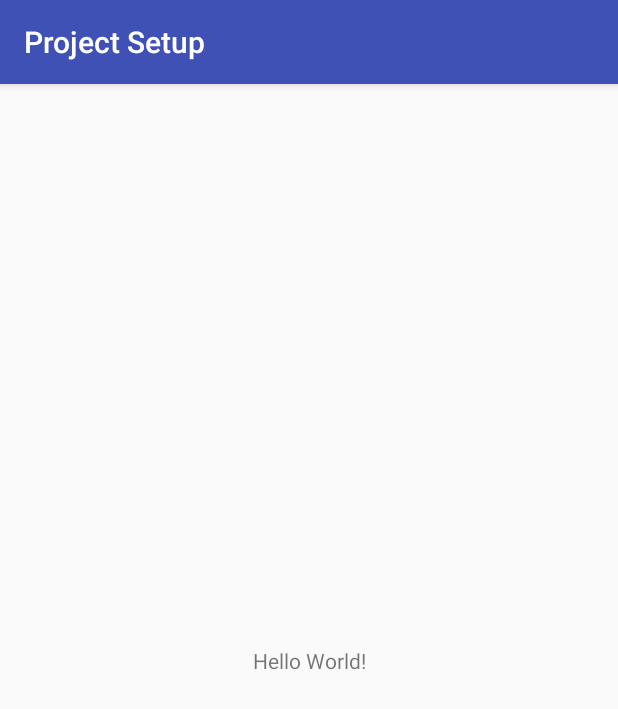
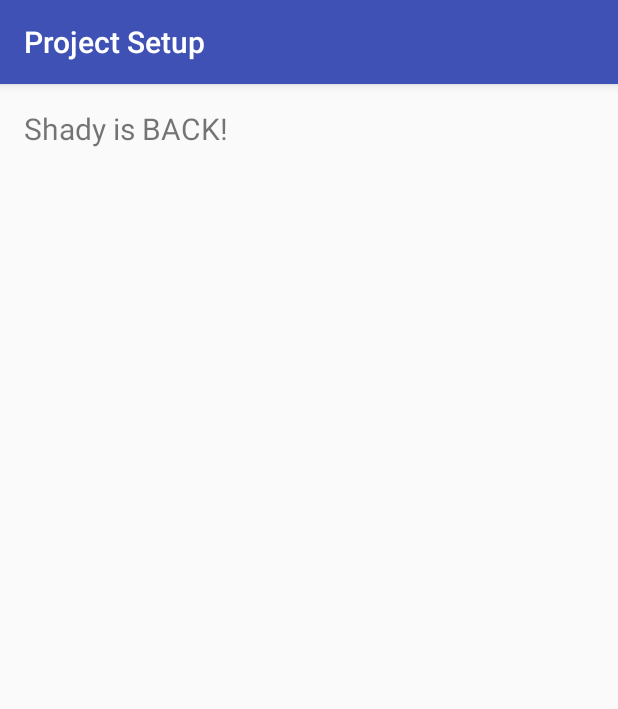
Before and after one commit to SKundu1998/T01_TheToysApp, an Android app: the screen it shows after launch (MainActivity), on a phone screen of 412 x 824 dp. Shown: the top 709 px of the screen. Run offline under Robolectric (Android 15) with nearby library versions, the phone set to English and light mode, and no system bars.

Commit message:
Solved T01.01

```diff
--- a/T01.01-Exercise-CreateLayout/app/build.gradle
+++ b/T01.01-Exercise-CreateLayout/app/build.gradle
@@ -22,6 +22,4 @@ dependencies {
     compile fileTree(dir: 'libs', include: ['*.jar'])
     compile 'com.android.support:appcompat-v7:25.1.0'
 
-    // TODO (7) Remove the ConstraintLayout dependency as we aren't using it for these simple projects
-    compile 'com.android.support.constraint:constraint-layout:1.0.0-beta4'
 }
--- a/T01.01-Exercise-CreateLayout/app/src/main/res/layout/activity_main.xml
+++ b/T01.01-Exercise-CreateLayout/app/src/main/res/layout/activity_main.xml
@@ -14,27 +14,19 @@
      See the License for the specific language governing permissions and
      limitations under the License.
 -->
-<!--TODO (1) Change the ConstraintLayout to a FrameLayout.
-    Note that you don't need to use the fully qualified name for FrameLayout. Replace
-    "android.support.constraint.ConstraintLayout" with "FrameLayout"-->
-<!--TODO (6) Remove the line that declares the id, we don't need it-->
-<android.support.constraint.ConstraintLayout xmlns:android="http://schemas.android.com/apk/res/android"
+
+<FrameLayout xmlns:android="http://schemas.android.com/apk/res/android"
     xmlns:app="http://schemas.android.com/apk/res-auto"
-    android:id="@+id/activity_main"
+
     android:layout_width="match_parent"
     android:layout_height="match_parent">
 
-    <!--TODO (2) Remove all attributes with the word constraint in them-->
-    <!--TODO (3) Remove the default text-->
-    <!--TODO (4) Give the TextView 16dp of padding-->
-    <!--TODO (5) Set the text size to 20sp-->
     <TextView
         android:layout_width="wrap_content"
         android:layout_height="wrap_content"
-        android:text="Hello World!"
-        app:layout_constraintBottom_toBottomOf="@+id/activity_main"
-        app:layout_constraintLeft_toLeftOf="@+id/activity_main"
-        app:layout_constraintRight_toRightOf="@+id/activity_main"
-        app:layout_constraintTop_toTopOf="@+id/activity_main" />
+        android:padding="16dp"
+        android:textSize="20sp"
+        android:text="Shady is BACK!"
+/>
 
-</android.support.constraint.ConstraintLayout>
+</FrameLayout>
--- a/T01.01-Exercise-CreateLayout/build.gradle
+++ b/T01.01-Exercise-CreateLayout/build.gradle
@@ -5,7 +5,7 @@ buildscript {
         jcenter()
     }
     dependencies {
-        classpath 'com.android.tools.build:gradle:2.2.3'
+        classpath 'com.android.tools.build:gradle:2.3.2'
 
         // NOTE: Do not place your application dependencies here; they belong
         // in the individual module build.gradle files
```
Also changed, not shown: 1 other file.
